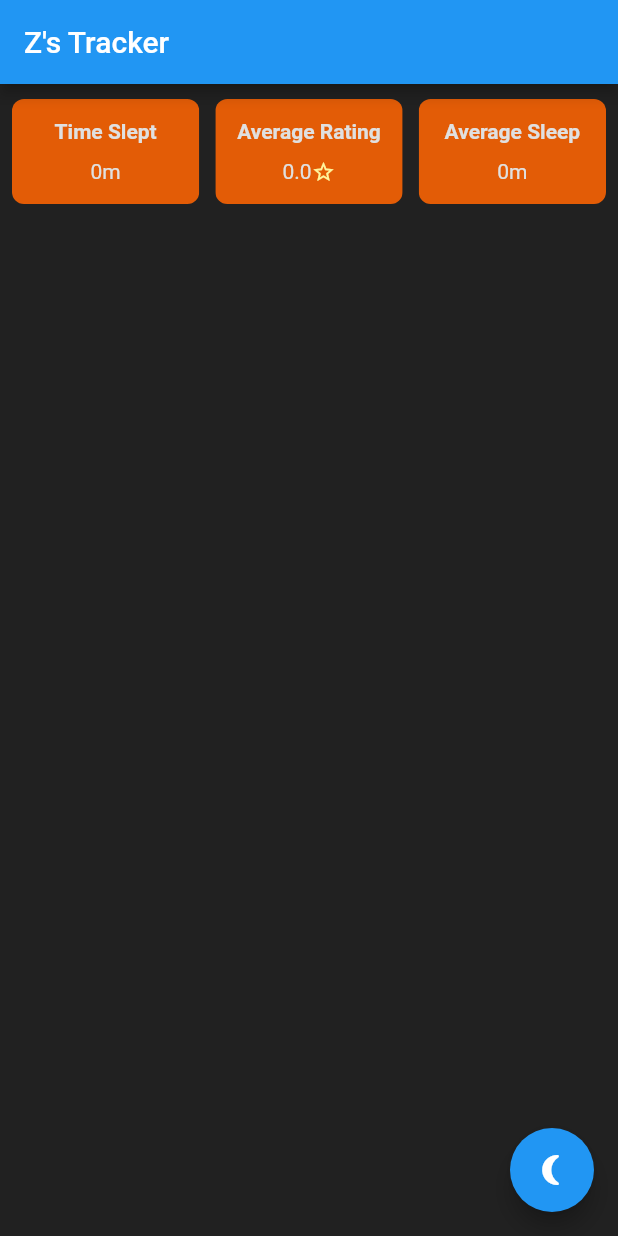
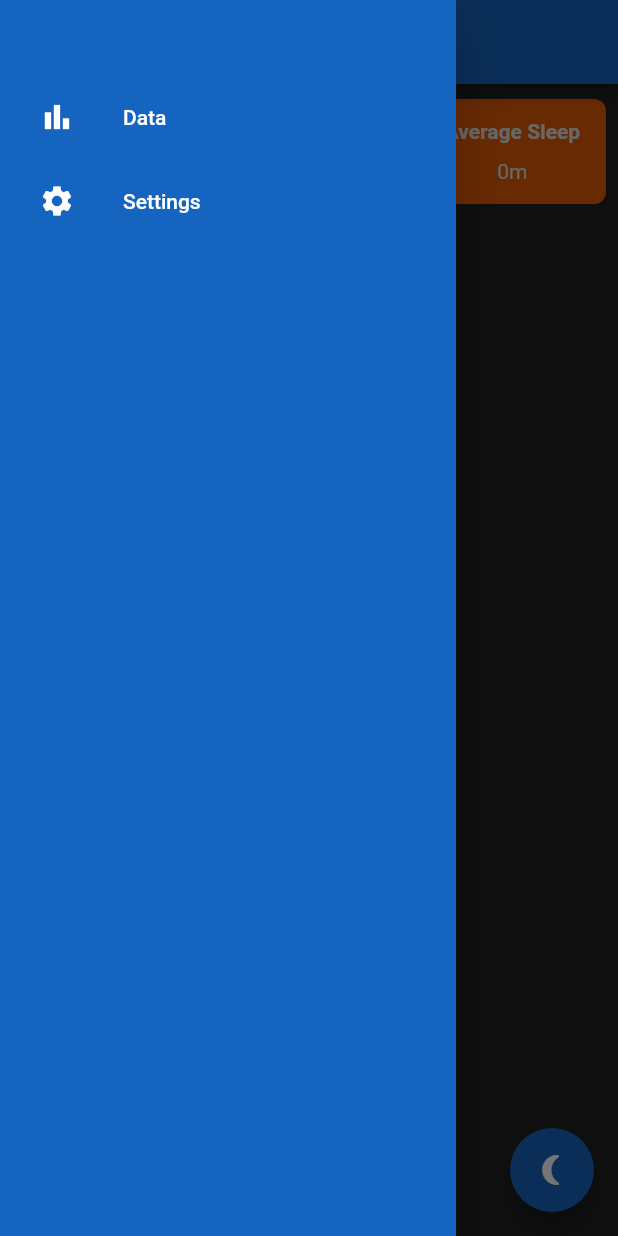
Before and after one commit to WeebNetsu/zs-tracker, a Flutter app: the screen it shows after launch, with the side drawer open (before the commit the screen has no drawer), on a phone screen of 412 x 824 dp. Run offline on Flutter 3.47's test engine with Material 2 defaults, Android fonts, the light colour scheme and no system bars; our stand-ins replace flutter_rating_bar; missing offline and left inert: swipeable_tile.

Commit message:
Added navigation drawer

```diff
--- a/lib/main.dart
+++ b/lib/main.dart
@@ -15,8 +15,7 @@ class MyApp extends StatelessWidget {
       theme: ThemeData(
         primarySwatch: Colors.blue,
         colorScheme: ColorScheme.fromSwatch().copyWith(
-          primary: Colors.blue,
-          // #E35C06
+          primary: Colors.blue[800],
           secondary: const Color.fromRGBO(227, 92, 6, 1),
         ),
         textTheme: Theme.of(context).textTheme.apply(
--- a/lib/ui/views/add_time.dart
+++ b/lib/ui/views/add_time.dart
@@ -6,6 +6,7 @@ import 'package:flutter_rating_bar/flutter_rating_bar.dart';
 import 'package:intl/intl.dart';
 import 'package:zs_tracker/models/sleep.dart';
 import 'package:zs_tracker/ui/widgets/input.dart';
+import 'package:zs_tracker/ui/widgets/navigation_drawer.dart';
 import 'package:zs_tracker/utils/app.dart' as utils;
 
 class AddTimePageArguments {
@@ -211,6 +212,7 @@ class _AddTimePageState extends State<AddTimePage> {
     }
 
     return Scaffold(
+      drawer: NavigationDrawer(),
       appBar: AppBar(
         title: Text(widget.title),
       ),
--- a/lib/ui/views/home.dart
+++ b/lib/ui/views/home.dart
@@ -4,6 +4,7 @@ import 'dart:io';
 import 'package:flutter/material.dart';
 import 'package:zs_tracker/models/sleep.dart';
 import 'package:zs_tracker/ui/widgets/dash_item.dart';
+import 'package:zs_tracker/ui/widgets/navigation_drawer.dart';
 import 'package:zs_tracker/ui/widgets/sleep_time_container.dart';
 import 'package:zs_tracker/utils/app.dart';
 import 'package:zs_tracker/utils/data_calculations.dart';
@@ -76,6 +77,7 @@ class _HomePageState extends State<HomePage> {
     // final windowHeight = MediaQuery.of(context).size.height;
 
     return Scaffold(
+      drawer: _loadingData ? null : NavigationDrawer(),
       appBar: AppBar(
         title: Text(widget.title),
       ),
--- a/lib/ui/views/view_time.dart
+++ b/lib/ui/views/view_time.dart
@@ -1,6 +1,7 @@
 import 'package:flutter/material.dart';
 import 'package:zs_tracker/models/sleep.dart';
 import 'package:zs_tracker/ui/views/add_time.dart';
+import 'package:zs_tracker/ui/widgets/navigation_drawer.dart';
 import 'package:zs_tracker/ui/widgets/star_row.dart';
 
 class ViewTimePageArguments {
@@ -41,6 +42,7 @@ class _ViewTimePageState extends State<ViewTimePage> {
     if (_sleepData == null) Navigator.pop(context);
 
     return Scaffold(
+      drawer: NavigationDrawer(),
       appBar: AppBar(
         title: Text(widget.title),
       ),
--- /dev/null
+++ b/lib/ui/widgets/navigation_drawer.dart
@@ -0,0 +1,40 @@
+import 'package:flutter/material.dart';
+
+class NavigationDrawer extends StatelessWidget {
+  Widget _buildMenuItem({
+    required String text,
+    required IconData icon,
+  }) {
+    const color = Colors.white;
+
+    return ListTile(
+      leading: Icon(icon, color: color),
+      title: Text(
+        text,
+        style: TextStyle(color: color),
+      ),
+      onTap: () {},
+    );
+  }
+
+  @override
+  Widget build(BuildContext context) {
+    final colorScheme = Theme.of(context).colorScheme;
+
+    return Drawer(
+      // material will allow us to have a nice click feedback when
+      // clicking anything in the drawer
+      child: Material(
+        color: colorScheme.primary,
+        child: ListView(
+          padding: EdgeInsets.symmetric(horizontal: 10),
+          children: [
+            SizedBox(height: 50),
+            _buildMenuItem(text: "Data", icon: Icons.bar_chart),
+            _buildMenuItem(text: "Settings", icon: Icons.settings),
+          ],
+        ),
+      ),
+    );
+  }
+}
--- a/pubspec.yaml
+++ b/pubspec.yaml
@@ -17,7 +17,7 @@ publish_to: "none" # Remove this line if you wish to publish to pub.dev
 # https://developer.apple.com/library/archive/documentation/General/Reference/InfoPlistKeyReference/Articles/CoreFoundationKeys.html
 # In Windows, build-name is used as the major, minor, and patch parts
 # of the product and file versions while build-number is used as the build suffix.
-version: 0.2.0+1
+version: 0.2.1+1
 
 environment:
   sdk: ">=2.18.0-232.0.dev <3.0.0"
```
